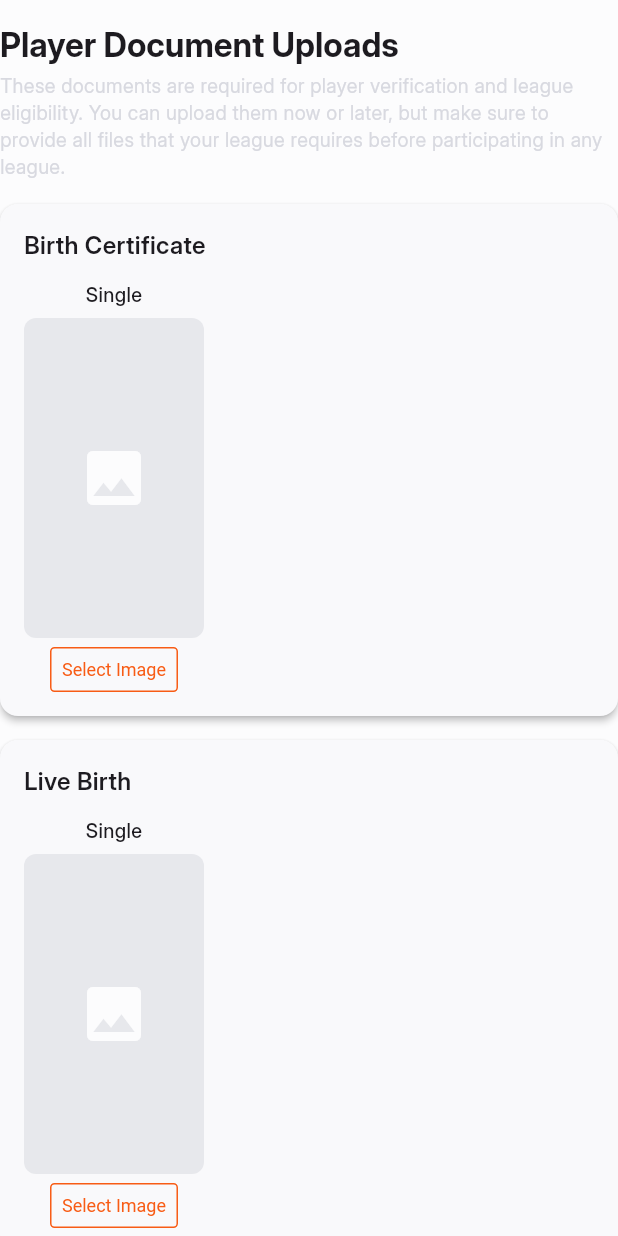
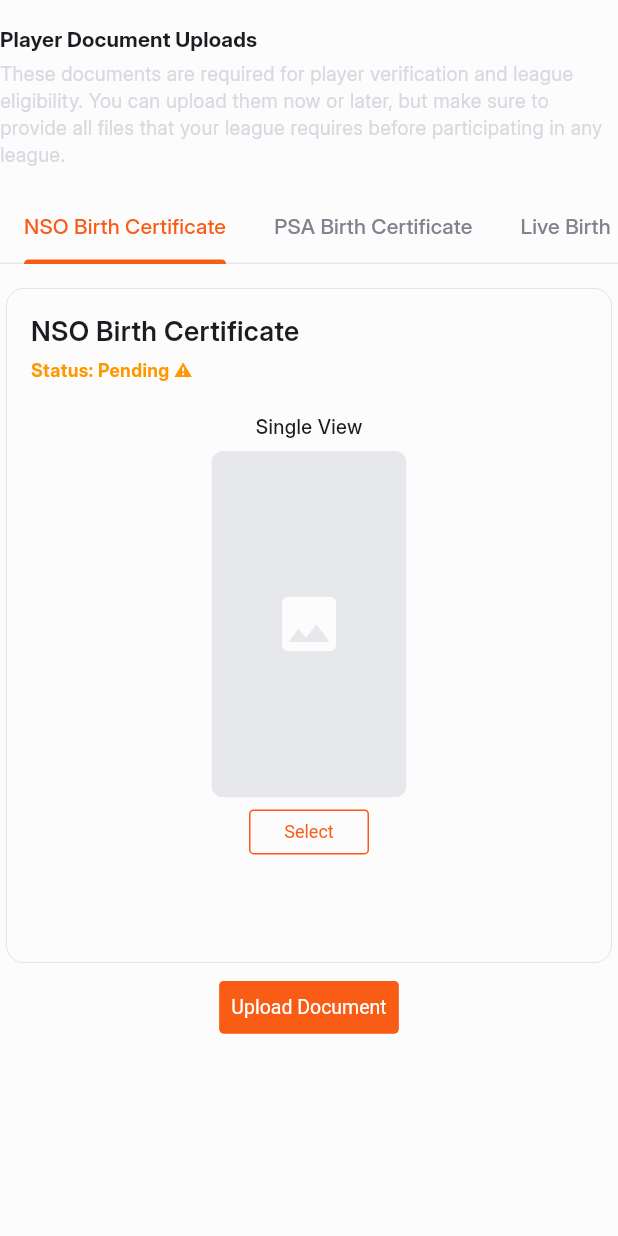
Before and after one commit to hulomjosuan21/bogoballers, a Flutter app: the PlayerUpdateDocSection widget shown alone on an empty page, opened directly with empty values, on a phone screen of 412 x 824 dp. Run offline on Flutter 3.47's test engine with Material 3 defaults, Android fonts, the phone set to English and light mode, and no system bars; drawn by our look-alikes of getwidget; our stand-ins replace app_links, carousel_slider, dio, dropdown_search, extended_image, file_picker and 16 more; missing offline and left inert: multi_image_picker_view, webview_flutter_wkwebview; accounts and stored records are empty; network calls fail; project files that could hold a hidden picture were left out.

Commit message:
build no. 1

```diff
--- a/lib/screens/auth/login_screen.dart
+++ b/lib/screens/auth/login_screen.dart
@@ -27,7 +27,7 @@
   bool isLoading = false;
 
   final emailController = TextEditingController();
-  final passwordController = TextEditingController(text: 'password123');
+  final passwordController = TextEditingController();
 
   Future<void> test() async {
     await EntityService.fetchEntityRedirect();
--- a/lib/screens/league_screen.dart
+++ b/lib/screens/league_screen.dart
@@ -551,10 +551,10 @@
                 ),
                 if (widget.leagueCategory.requiresValidDocument &&
                     widget.leagueCategory.allowedDocuments != null)
-                  InfoListTile(
+                  InfoListTileCompact(
                     colors: colors,
                     icon: Icons.description_outlined,
-                    label: 'Allowed Documents',
+                    label: 'Required Documents',
                     values: widget.leagueCategory.allowedDocuments,
                   ),
               ],
--- a/lib/screens/player/player_update_doc_screen.dart
+++ b/lib/screens/player/player_update_doc_screen.dart
@@ -21,16 +21,35 @@
   State<PlayerUpdateDocSection> createState() => _PlayerUpdateDocSectionState();
 }
 
-class _PlayerUpdateDocSectionState extends State<PlayerUpdateDocSection> {
-  final List<Map<String, String>> requiredDocs = [
-    {"value": "Birth Certificate", "format": "single"},
-    {"value": "Live Birth", "format": "single"},
-    {"value": "Barangay Clearance", "format": "single"},
-    {"value": "Medical Certificate", "format": "single"},
-    {"value": "National ID", "format": "back_to_back"},
-    {"value": "PSA Birth Certificate", "format": "back_to_back"},
-    {"value": "PSA Marriage Certificate", "format": "back_to_back"},
-    {"value": "PSA CENOMAR (Certificate of No Marriage)", "format": "multiple"},
+class _PlayerUpdateDocSectionState extends State<PlayerUpdateDocSection>
+    with SingleTickerProviderStateMixin {
+  late TabController _tabController;
+
+  final List<Map<String, dynamic>> requiredDocs = [
+    {
+      "value": "NSO Birth Certificate",
+      "format": "single",
+      "aspectRatio": 9 / 16,
+    },
+    {
+      "value": "PSA Birth Certificate",
+      "format": "single",
+      "aspectRatio": 9 / 16,
+    },
+    {"value": "Live Birth", "format": "single", "aspectRatio": 9 / 16},
+    {"value": "Barangay Clearance", "format": "single", "aspectRatio": 9 / 16},
+    {"value": "Medical Certificate", "format": "single", "aspectRatio": 9 / 16},
+    {"value": "National ID", "format": "back_to_back", "aspectRatio": 3 / 2},
+    {
+      "value": "PSA Marriage Certificate",
+      "format": "single",
+      "aspectRatio": 9 / 16,
+    },
+    {
+      "value": "PSA CENOMAR (Certificate of No Marriage)",
+      "format": "single",
+      "aspectRatio": 9 / 16,
+    },
   ];
 
   final Map<String, List<AppImagePickerController>> _controllersMap = {};
@@ -40,6 +59,22 @@
   void initState() {
     super.initState();
     _initializeControllers();
+
+    // Initialize Tab Controller
+    _tabController = TabController(length: requiredDocs.length, vsync: this);
+
+    // Listen to tab changes to update the button text
+    _tabController.addListener(() {
+      if (_tabController.indexIsChanging) {
+        setState(() {});
+      }
+    });
+  }
+
+  @override
+  void dispose() {
+    _tabController.dispose();
+    super.dispose();
   }
 
   void _initializeControllers() {
@@ -76,27 +111,47 @@
     });
   }
 
-  Future<void> _uploadAllDocuments() async {
+  String get _currentButtonText {
+    final currentIndex = _tabController.index;
+    final docType = requiredDocs[currentIndex]["value"];
+
+    final existing = widget.validDocuments.firstWhere(
+      (d) => d.documentType == docType,
+      orElse: () => PlayerValidDocModel.empty(docType, ''),
+    );
+
+    return existing.documentUrls.isNotEmpty
+        ? "Save Changes"
+        : "Upload Document";
+  }
+
+  Future<void> _uploadCurrentDocument() async {
+    final currentIndex = _tabController.index;
+    final docConfig = requiredDocs[currentIndex];
+    final docType = docConfig["value"]!;
+    final format = docConfig["format"]!;
+
     final dio = DioClient().client;
     setState(() => _isUploading = true);
 
     try {
-      for (final doc in requiredDocs) {
-        final docType = doc["value"]!;
-        final format = doc["format"]!;
       final controllers = _controllersMap[docType]!;
 
-        // Collect Multipart files for this document
       final files = <MultipartFile>[];
       for (final controller in controllers) {
         final file = controller.multipartFile;
         if (file != null) files.add(file);
       }
 
-        // Skip empty documents (not uploaded yet)
-        if (files.isEmpty) continue;
+      if (files.isEmpty) {
+        if (mounted) {
+          ScaffoldMessenger.of(context).showSnackBar(
+            const SnackBar(content: Text("No new images selected to upload.")),
+          );
+        }
+        return;
+      }
 
-        // Prepare FormData
       final formData = FormData.fromMap({
         "document_type": docType,
         "document_format": format,
@@ -111,14 +166,12 @@
         options: Options(headers: {"Content-Type": "multipart/form-data"}),
       );
 
-        // ✅ Backend response: { "message": "...", "document_urls": [...] }
       if (response.statusCode == 200 || response.statusCode == 201) {
         final message = response.data["message"] ?? "Upload completed.";
         final urls = (response.data["document_urls"] as List).cast<String>();
 
         log("✅ $message");
 
-          // 🔁 Update local validDocuments list
         setState(() {
           final existingIndex = widget.validDocuments.indexWhere(
             (d) => d.documentType == docType,
@@ -144,24 +197,9 @@
 
         if (mounted) {
           ScaffoldMessenger.of(context).showSnackBar(
-              SnackBar(
-                content: Text(message),
-                backgroundColor: Colors.green,
-                duration: const Duration(seconds: 2),
-              ),
+            SnackBar(content: Text(message), backgroundColor: Colors.green),
           );
         }
-        }
-      }
-
-      if (mounted) {
-        ScaffoldMessenger.of(context).showSnackBar(
-          const SnackBar(
-            content: Text("All documents uploaded successfully!"),
-            backgroundColor: Colors.green,
-            duration: Duration(seconds: 3),
-          ),
-        );
       }
     } catch (e, st) {
       log("❌ Upload failed: $e\n$st");
@@ -193,7 +231,7 @@
               "Player Document Uploads",
               style: Theme.of(
                 context,
-              ).textTheme.titleLarge?.copyWith(fontWeight: FontWeight.bold),
+              ).textTheme.titleSmall?.copyWith(fontWeight: FontWeight.bold),
             ),
             const SizedBox(height: 4),
             Text(
@@ -210,12 +248,45 @@
           ],
         ),
 
-        ListView.builder(
-          shrinkWrap: true,
-          physics: const NeverScrollableScrollPhysics(),
-          itemCount: requiredDocs.length,
-          itemBuilder: (context, index) {
-            final doc = requiredDocs[index];
+        TabBar(
+          controller: _tabController,
+          isScrollable: true,
+          labelColor: colors.color9,
+          unselectedLabelColor: colors.textSecondary,
+          indicatorColor: colors.color9,
+          dividerColor: colors.gray4,
+          tabAlignment: TabAlignment.start,
+          tabs: requiredDocs.map((doc) {
+            return Tab(text: doc["value"] as String);
+          }).toList(),
+        ),
+
+        const SizedBox(height: 16),
+
+        SizedBox(
+          height: 450,
+          child: TabBarView(
+            controller: _tabController,
+            children: requiredDocs.map((doc) {
+              return _buildDocUploadPanel(doc, colors);
+            }).toList(),
+          ),
+        ),
+
+        const SizedBox(height: 12),
+        Center(
+          child: GFButton(
+            onPressed: _isUploading ? null : _uploadCurrentDocument,
+            text: _isUploading ? "Processing..." : _currentButtonText,
+            color: colors.color9,
+            size: GFSize.MEDIUM,
+          ),
+        ),
+      ],
+    );
+  }
+
+  Widget _buildDocUploadPanel(Map<String, dynamic> doc, AppThemeColors colors) {
     final docType = doc["value"]!;
     final format = doc["format"]!;
     final existing = widget.validDocuments.firstWhere(
@@ -223,12 +294,16 @@
       orElse: () => PlayerValidDocModel.empty(docType, format),
     );
 
+    final aspectRatio = doc["aspectRatio"];
     final controllers = _controllersMap[docType]!;
     final urls = existing.documentUrls;
 
-            return Card(
-              elevation: 2,
-              margin: const EdgeInsets.only(bottom: 16),
+    return Container(
+      decoration: BoxDecoration(
+        border: BoxBorder.all(width: 0.5, color: colors.gray6),
+        borderRadius: BorderRadius.circular(12),
+      ),
+      margin: const EdgeInsets.symmetric(horizontal: 4),
       child: Padding(
         padding: const EdgeInsets.all(16),
         child: Column(
@@ -236,27 +311,40 @@
           children: [
             Text(
               docType,
-                      style: const TextStyle(
-                        fontWeight: FontWeight.w600,
-                        fontSize: 16,
+              style: const TextStyle(fontWeight: FontWeight.w600, fontSize: 18),
+            ),
+            const SizedBox(height: 4),
+            Text(
+              existing.documentUrls.isNotEmpty
+                  ? "Status: Uploaded ✅"
+                  : "Status: Pending ⚠️",
+              style: TextStyle(
+                fontSize: 12,
+                color: existing.documentUrls.isNotEmpty
+                    ? Colors.green
+                    : Colors.orange,
+                fontWeight: FontWeight.bold,
               ),
             ),
-                    const SizedBox(height: 12),
+            const SizedBox(height: 20),
 
-                    SingleChildScrollView(
-                      scrollDirection: Axis.horizontal,
+            Expanded(
+              child: SingleChildScrollView(
                 child: Row(
                   mainAxisAlignment: MainAxisAlignment.center,
+                  crossAxisAlignment: CrossAxisAlignment.start,
                   children: [
                     if (format == "single") ...[
                       _buildImagePickerWithLabelAndButton(
-                              label: "Single",
+                        aspectRatio: aspectRatio,
+                        label: "Single View",
                         controller: controllers.first,
                         url: urls.isNotEmpty ? urls.first : null,
                         colors: colors,
                       ),
                     ] else if (format == "back_to_back") ...[
                       _buildImagePickerWithLabelAndButton(
+                        aspectRatio: aspectRatio,
                         label: "Front",
                         controller: controllers[0],
                         url: urls.isNotEmpty ? urls[0] : null,
@@ -264,6 +352,7 @@
                       ),
                       const SizedBox(width: 16),
                       _buildImagePickerWithLabelAndButton(
+                        aspectRatio: aspectRatio,
                         label: "Back",
                         controller: controllers.length > 1
                             ? controllers[1]
@@ -272,22 +361,23 @@
                         colors: colors,
                       ),
                     ] else if (format == "multiple") ...[
-                            Row(
+                      Expanded(
+                        child: Wrap(
+                          spacing: 12,
+                          runSpacing: 12,
                           children: [
-                                for (
-                                  int i = 0;
-                                  i < controllers.length;
-                                  i++
-                                ) ...[
+                            for (int i = 0; i < controllers.length; i++) ...[
                               _buildImagePickerWithLabelAndButton(
+                                aspectRatio: aspectRatio,
                                 label: "Image ${i + 1}",
                                 controller: controllers[i],
                                 url: urls.length > i ? urls[i] : null,
                                 colors: colors,
                               ),
-                                  const SizedBox(width: 12),
                             ],
-                                GFButton(
+                            Padding(
+                              padding: const EdgeInsets.only(top: 24.0),
+                              child: GFButton(
                                 onPressed: () => _addPage(docType),
                                 text: "+ Add Image",
                                 color: colors.color9,
@@ -295,39 +385,25 @@
                                 shape: GFButtonShape.standard,
                                 type: GFButtonType.outline,
                               ),
+                            ),
                           ],
+                        ),
                       ),
                     ],
                   ],
+                ),
               ),
             ),
           ],
         ),
       ),
     );
-          },
-        ),
-
-        // --- Upload Button ---
-        const SizedBox(height: 12),
-        Center(
-          child: GFButton(
-            onPressed: _isUploading ? null : _uploadAllDocuments,
-            text: _isUploading ? "Uploading..." : "Upload Documents",
-            color: colors.color9,
-            size: GFSize.MEDIUM,
-            shape: GFButtonShape.pills,
-            type: GFButtonType.solid,
-          ),
-        ),
-      ],
-    );
   }
 
-  /// Helper builder for labeled picker + button
   Widget _buildImagePickerWithLabelAndButton({
     required AppImagePickerController controller,
     required AppThemeColors colors,
+    required double aspectRatio,
     String? label,
     String? url,
   }) {
@@ -342,14 +418,14 @@
         const SizedBox(height: 6),
         AppImagePicker(
           controller: controller,
-          aspectRatio: 9 / 16,
-          width: 120,
+          aspectRatio: aspectRatio,
+          width: 130,
           assetPath: url,
         ),
-        const SizedBox(height: 6),
+        const SizedBox(height: 8),
         GFButton(
           onPressed: controller.pickImage,
-          text: 'Select Image',
+          text: url != null ? 'Change' : 'Select',
           color: colors.color9,
           size: GFSize.SMALL,
           shape: GFButtonShape.standard,
```
Also changed, not shown: lib/core/widget/info_list_tile.dart (+77 -0 lines). Lines whose indentation alone changed are shown as unchanged.
